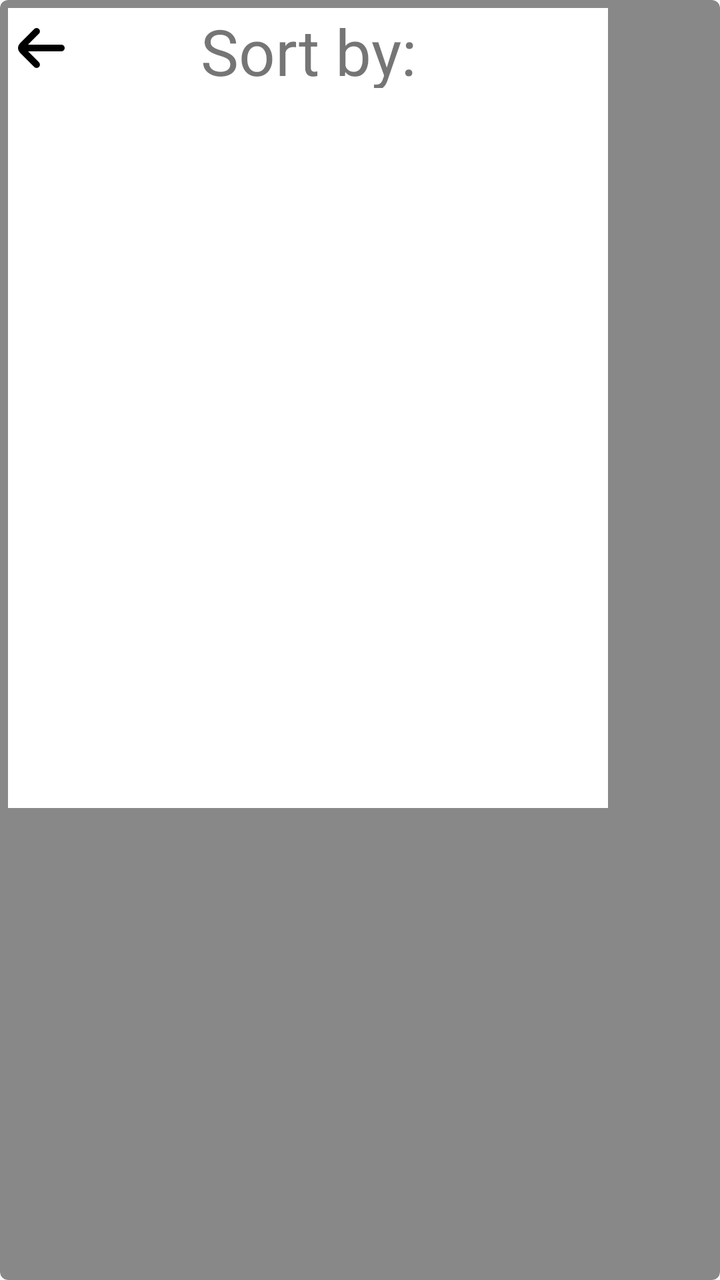
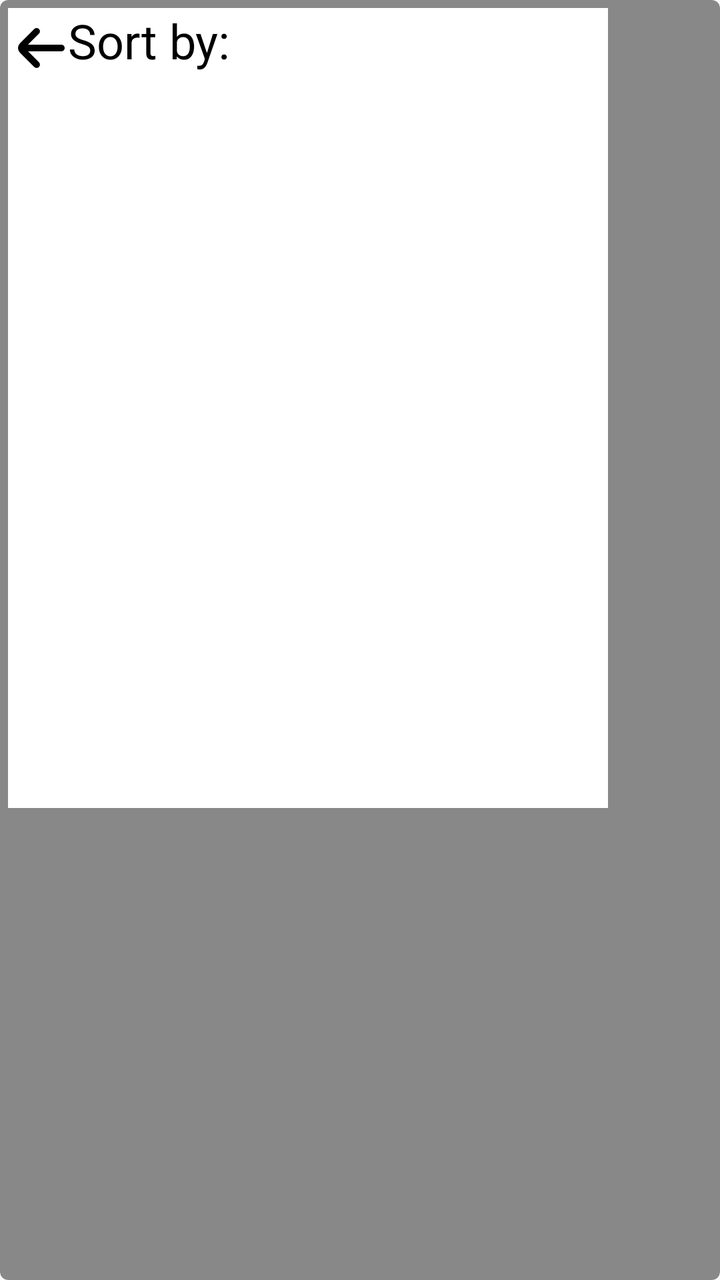

Compare the two renders of this Android layout. The source of the first and the diff that turns it into the second are given below.
<!-- AndroidManifest.xml: application theme Theme.PlainContainers -->
<!-- res/layout/popup_list.xml -->
<?xml version="1.0" encoding="utf-8"?>
<androidx.cardview.widget.CardView
    xmlns:android="http://schemas.android.com/apk/res/android"
    xmlns:app="http://schemas.android.com/apk/res-auto"
    android:layout_width="wrap_content"
    android:layout_height="wrap_content"
    app:cardCornerRadius="@dimen/cornerRadiusDefault"
    app:cardBackgroundColor="@color/border"
    app:cardElevation="0dp"
    >

    <androidx.constraintlayout.widget.ConstraintLayout
        android:layout_width="wrap_content"
        android:layout_height="wrap_content"
        android:background="@color/backgroundDefault"
        android:layout_margin="4dp"
        android:minWidth="300dp"
        android:minHeight="400dp"
        >

        <androidx.constraintlayout.widget.Guideline
            android:id="@+id/guidelineVert1"
            android:layout_width="0dp"
            android:layout_height="wrap_content"
            android:orientation="vertical"
            app:layout_constraintGuide_percent="0.1"
        />

        <androidx.constraintlayout.widget.Guideline
            android:id="@+id/guidelineVert2"
            android:layout_width="0dp"
            android:layout_height="wrap_content"
            android:orientation="vertical"
            app:layout_constraintGuide_percent="0.9"
            />

        <androidx.constraintlayout.widget.Guideline
            android:id="@+id/guidelineHorz1"
            android:layout_width="wrap_content"
            android:layout_height="0dp"
            android:orientation="horizontal"
            app:layout_constraintGuide_percent="0.1"
            />

        <ImageButton
            android:layout_width="0dp"
            android:layout_height="0dp"
            android:src="@drawable/arrow_small_left_24"
            android:contentDescription="@string/accessibility_btn_dismiss_popup"
            android:scaleType="centerCrop"
            android:background="@color/backgroundDefault"
            app:layout_constraintTop_toTopOf="parent"
            app:layout_constraintBottom_toTopOf="@id/guidelineHorz1"
            app:layout_constraintStart_toStartOf="parent"
            app:layout_constraintEnd_toStartOf="@id/guidelineVert1"
        />

        <TextView
            android:id="@+id/txtPopupListTitle"
            android:layout_width="0dp"
            android:layout_height="0dp"
            android:text="@string/popup_sort_title"
            android:textSize="32sp"
            android:gravity="center_horizontal"
            app:layout_constraintTop_toTopOf="parent"
            app:layout_constraintBottom_toTopOf="@id/guidelineHorz1"
            app:layout_constraintStart_toStartOf="@id/guidelineVert1"
            app:layout_constraintEnd_toEndOf="@id/guidelineVert2"
            />

        <ListView
            android:id="@+id/lvPopupList"
            android:layout_width="0dp"
            android:layout_height="0dp"
            android:layout_marginTop="24dp"
            android:divider="@color/backgroundDefault"
            android:dividerHeight="16dp"
            app:layout_constraintTop_toBottomOf="@id/guidelineHorz1"
            app:layout_constraintBottom_toBottomOf="parent"
            app:layout_constraintStart_toStartOf="parent"
            app:layout_constraintEnd_toEndOf="parent"
            />
    </androidx.constraintlayout.widget.ConstraintLayout>
</androidx.cardview.widget.CardView>
<!-- resources referenced by this layout -->
<resources>
  <color name="backgroundDefault">@color/white</color>
  <color name="border">@color/darkgray</color>
  <dimen name="cornerRadiusDefault">4dp</dimen>
  <!-- drawable arrow_small_left_24 (drawable) -->
  <vector xmlns:android="http://schemas.android.com/apk/res/android" android:height="24dp" android:viewportHeight="24" android:viewportWidth="24" android:width="24dp">
        
      <path android:fillColor="#FF000000" android:pathData="M19,11H9l3.29,-3.29a1,1 0,0 0,0 -1.42,1 1,0 0,0 -1.41,0l-4.29,4.3A2,2 0,0 0,6 12H6a2,2 0,0 0,0.59 1.4l4.29,4.3a1,1 0,1 0,1.41 -1.42L9,13H19a1,1 0,0 0,0 -2Z"/>
      
  </vector>
  <string name="accessibility_btn_dismiss_popup">Cancel</string>
  <string name="popup_sort_title">Sort by:</string>
  <style name="Theme.PlainContainers" parent="Theme.AppCompat.Light.NoActionBar">
          <item name="android:windowTranslucentStatus">true</item>
      </style>
  <color name="white">#FFFFFFFF</color>
  <color name="darkgray">#888</color>
</resources>

<!-- the commit's change to res/layout/popup_list.xml (unified diff, before → after) -->
@@ -60,8 +60,7 @@
             android:layout_width="0dp"
             android:layout_height="0dp"
             android:text="@string/popup_sort_title"
-            android:textSize="32sp"
-            android:gravity="center_horizontal"
+            android:textAppearance="@style/Widget.PlainContainers.Text.Title"
             app:layout_constraintTop_toTopOf="parent"
             app:layout_constraintBottom_toTopOf="@id/guidelineHorz1"
             app:layout_constraintStart_toStartOf="@id/guidelineVert1"
<!-- resource entries referenced after the edit -->
@@ -11,10 +11,17 @@
   </vector>
   <string name="accessibility_btn_dismiss_popup">Cancel</string>
   <string name="popup_sort_title">Sort by:</string>
+  <style name="Widget.PlainContainers.Text.Title" parent="Theme.PlainContainers">
+          <item name="android:textSize">@dimen/fontSizeTitle</item>
+          <item name="android:textColor">@color/textColorTitle</item>
+      </style>
   <style name="Theme.PlainContainers" parent="Theme.AppCompat.Light.NoActionBar">
           <item name="android:windowTranslucentStatus">true</item>
       </style>
   <color name="white">#FFFFFFFF</color>
   <color name="darkgray">#888</color>
+  <dimen name="fontSizeTitle">24sp</dimen>
+  <color name="textColorTitle">@color/black</color>
+  <color name="black">#FF000000</color>
 </resources>
 
